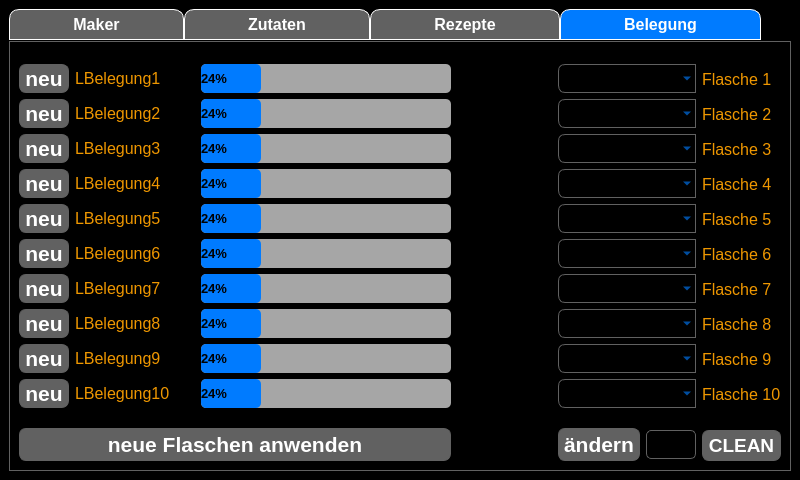
First picture: the form in ui_elements/Cocktailmanager_2.ui, repository AndreWohnsland/CocktailBerry, before the edit.
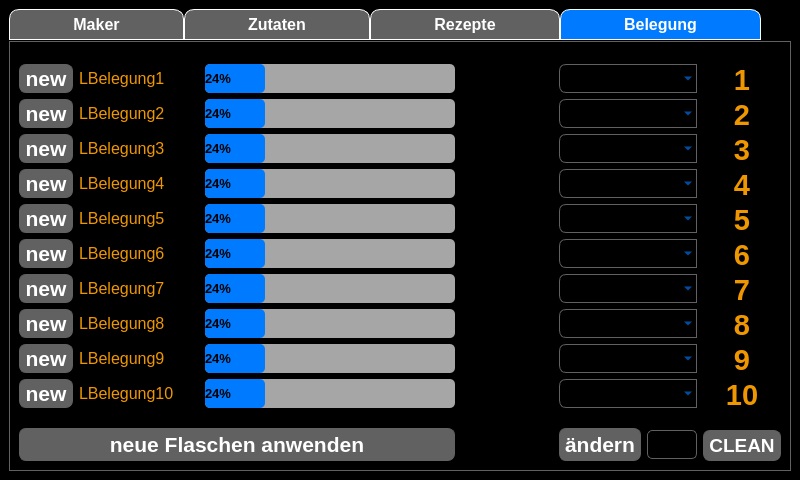
Second picture: the form after the edit. The open tabs and pages were chosen to show the change. Custom widgets are drawn as their Qt base class.

Commit message: Adjusted ui for language support

```diff
--- a/ui_elements/Cocktailmanager_2.ui
+++ b/ui_elements/Cocktailmanager_2.ui
@@ -217,6 +217,10 @@
 	color:rgb(255, 255, 255);
 }
 
+#LRHandAdd{
+	color: rgb(239, 151, 0);
+}
+
 #LMZutat1 {
 	color: rgb(239, 151, 0);
 }
@@ -2484,7 +2488,7 @@
                  </font>
                 </property>
                 <property name="text">
-                 <string>neu</string>
+                 <string>new</string>
                 </property>
                 <property name="checkable">
                  <bool>true</bool>
@@ -2516,7 +2520,7 @@
                  </font>
                 </property>
                 <property name="text">
-                 <string>neu</string>
+                 <string>new</string>
                 </property>
                 <property name="checkable">
                  <bool>true</bool>
@@ -2545,7 +2549,7 @@
                  </font>
                 </property>
                 <property name="text">
-                 <string>neu</string>
+                 <string>new</string>
                 </property>
                 <property name="checkable">
                  <bool>true</bool>
@@ -2574,7 +2578,7 @@
                  </font>
                 </property>
                 <property name="text">
-                 <string>neu</string>
+                 <string>new</string>
                 </property>
                 <property name="checkable">
                  <bool>true</bool>
@@ -2603,7 +2607,7 @@
                  </font>
                 </property>
                 <property name="text">
-                 <string>neu</string>
+                 <string>new</string>
                 </property>
                 <property name="checkable">
                  <bool>true</bool>
@@ -2632,7 +2636,7 @@
                  </font>
                 </property>
                 <property name="text">
-                 <string>neu</string>
+                 <string>new</string>
                 </property>
                 <property name="checkable">
                  <bool>true</bool>
@@ -2661,7 +2665,7 @@
                  </font>
                 </property>
                 <property name="text">
-                 <string>neu</string>
+                 <string>new</string>
                 </property>
                 <property name="checkable">
                  <bool>true</bool>
@@ -2690,7 +2694,7 @@
                  </font>
                 </property>
                 <property name="text">
-                 <string>neu</string>
+                 <string>new</string>
                 </property>
                 <property name="checkable">
                  <bool>true</bool>
@@ -2719,7 +2723,7 @@
                  </font>
                 </property>
                 <property name="text">
-                 <string>neu</string>
+                 <string>new</string>
                 </property>
                 <property name="checkable">
                  <bool>true</bool>
@@ -2748,7 +2752,7 @@
                  </font>
                 </property>
                 <property name="text">
-                 <string>neu</string>
+                 <string>new</string>
                 </property>
                 <property name="checkable">
                  <bool>true</bool>
@@ -3768,14 +3772,19 @@
             </property>
             <property name="font">
              <font>
-              <pointsize>12</pointsize>
+              <pointsize>22</pointsize>
+              <weight>75</weight>
+              <bold>true</bold>
              </font>
             </property>
             <property name="styleSheet">
              <string notr="true">	color: rgb(239, 151, 0);</string>
             </property>
             <property name="text">
-             <string>Flasche 1</string>
+             <string>1</string>
+            </property>
+            <property name="alignment">
+             <set>Qt::AlignCenter</set>
             </property>
            </widget>
           </item>
@@ -3795,14 +3804,19 @@
             </property>
             <property name="font">
              <font>
-              <pointsize>12</pointsize>
+              <pointsize>22</pointsize>
+              <weight>75</weight>
+              <bold>true</bold>
              </font>
             </property>
             <property name="styleSheet">
              <string notr="true">	color: rgb(239, 151, 0);</string>
             </property>
             <property name="text">
-             <string>Flasche 2</string>
+             <string>2</string>
+            </property>
+            <property name="alignment">
+             <set>Qt::AlignCenter</set>
             </property>
            </widget>
           </item>
@@ -3822,14 +3836,19 @@
             </property>
             <property name="font">
              <font>
-              <pointsize>12</pointsize>
+              <pointsize>22</pointsize>
+              <weight>75</weight>
+              <bold>true</bold>
              </font>
             </property>
             <property name="styleSheet">
              <string notr="true">	color: rgb(239, 151, 0);</string>
             </property>
             <property name="text">
-             <string>Flasche 3</string>
+             <string>3</string>
+            </property>
+            <property name="alignment">
+             <set>Qt::AlignCenter</set>
             </property>
            </widget>
           </item>
@@ -3849,14 +3868,19 @@
             </property>
             <property name="font">
              <font>
-              <pointsize>12</pointsize>
+              <pointsize>22</pointsize>
+              <weight>75</weight>
+              <bold>true</bold>
              </font>
             </property>
             <property name="styleSheet">
              <string notr="true">	color: rgb(239, 151, 0);</string>
             </property>
             <property name="text">
-             <string>Flasche 4</string>
+             <string>4</string>
+            </property>
+            <property name="alignment">
+             <set>Qt::AlignCenter</set>
             </property>
            </widget>
           </item>
@@ -3876,14 +3900,19 @@
             </property>
             <property name="font">
              <font>
-              <pointsize>12</pointsize>
+              <pointsize>22</pointsize>
+              <weight>75</weight>
+              <bold>true</bold>
              </font>
             </property>
             <property name="styleSheet">
              <string notr="true">	color: rgb(239, 151, 0);</string>
             </property>
             <property name="text">
-             <string>Flasche 5</string>
+             <string>5</string>
+            </property>
+            <property name="alignment">
+             <set>Qt::AlignCenter</set>
             </property>
            </widget>
           </item>
@@ -3903,14 +3932,19 @@
             </property>
             <property name="font">
              <font>
-              <pointsize>12</pointsize>
+              <pointsize>22</pointsize>
+              <weight>75</weight>
+              <bold>true</bold>
              </font>
             </property>
             <property name="styleSheet">
              <string notr="true">	color: rgb(239, 151, 0);</string>
             </property>
             <property name="text">
-             <string>Flasche 6</string>
+             <string>6</string>
+            </property>
+            <property name="alignment">
+             <set>Qt::AlignCenter</set>
             </property>
            </widget>
           </item>
@@ -3930,14 +3964,19 @@
             </property>
             <property name="font">
              <font>
-              <pointsize>12</pointsize>
+              <pointsize>22</pointsize>
+              <weight>75</weight>
+              <bold>true</bold>
              </font>
             </property>
             <property name="styleSheet">
              <string notr="true">	color: rgb(239, 151, 0);</string>
             </property>
             <property name="text">
-             <string>Flasche 7</string>
+             <string>7</string>
+            </property>
+            <property name="alignment">
+             <set>Qt::AlignCenter</set>
             </property>
            </widget>
           </item>
@@ -3957,14 +3996,19 @@
             </property>
             <property name="font">
              <font>
-              <pointsize>12</pointsize>
+              <pointsize>22</pointsize>
+              <weight>75</weight>
+              <bold>true</bold>
              </font>
             </property>
             <property name="styleSheet">
              <string notr="true">	color: rgb(239, 151, 0);</string>
             </property>
             <property name="text">
-             <string>Flasche 8</string>
+             <string>8</string>
+            </property>
+            <property name="alignment">
+             <set>Qt::AlignCenter</set>
             </property>
            </widget>
           </item>
@@ -3984,14 +4028,19 @@
             </property>
             <property name="font">
              <font>
-              <pointsize>12</pointsize>
+              <pointsize>22</pointsize>
+              <weight>75</weight>
+              <bold>true</bold>
              </font>
             </property>
             <property name="styleSheet">
              <string notr="true">	color: rgb(239, 151, 0);</string>
             </property>
             <property name="text">
-             <string>Flasche 9</string>
+             <string>9</string>
+            </property>
+            <property name="alignment">
+             <set>Qt::AlignCenter</set>
             </property>
            </widget>
           </item>
@@ -4011,14 +4060,19 @@
             </property>
             <property name="font">
              <font>
-              <pointsize>12</pointsize>
+              <pointsize>22</pointsize>
+              <weight>75</weight>
+              <bold>true</bold>
              </font>
             </property>
             <property name="styleSheet">
              <string notr="true">	color: rgb(239, 151, 0);</string>
             </property>
             <property name="text">
-             <string>Flasche 10</string>
+             <string>10</string>
+            </property>
+            <property name="alignment">
+             <set>Qt::AlignCenter</set>
             </property>
            </widget>
           </item>
```
Left out of the diff: 10 changed lines with no effect on the pictures. The commit also changes 5 other files.
